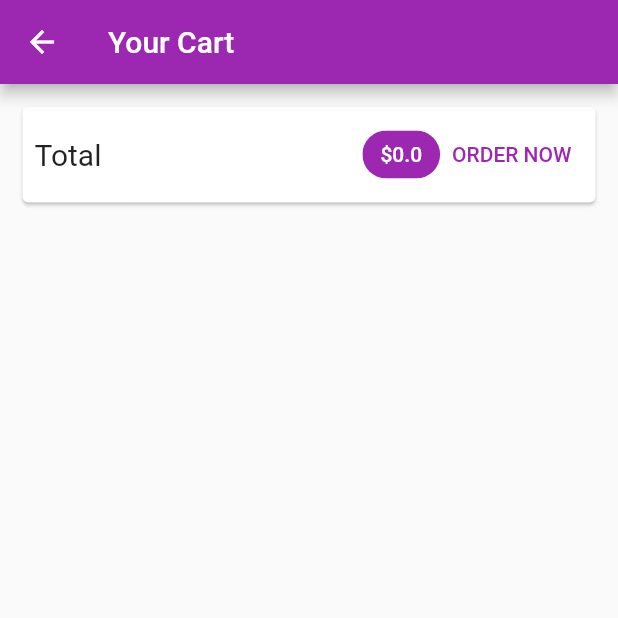
After one commit to jimforever/shop_flutter, a Flutter app: the CartScreen screen opened by its route, on a phone screen of 412 x 824 dp, the top half of it. The commit adds this screen. Run offline on Flutter 3.47's test engine with Material 2 defaults, Android fonts, the phone set to English and light mode, and no system bars; network calls fail.

Commit message:
lesson 205 Working on the Shopping Cart & Displaying a Total

```diff
--- a/lib/main.dart
+++ b/lib/main.dart
@@ -2,6 +2,7 @@ import 'package:flutter/material.dart';
 import 'package:provider/provider.dart';
 import 'package:shop_flutter/providers/cart.dart';
 import 'package:shop_flutter/providers/products.dart';
+import 'package:shop_flutter/screens/cart_screen.dart';
 import 'package:shop_flutter/screens/product_detail_screen.dart';
 import 'package:shop_flutter/screens/products_overview_screen.dart';
 
@@ -24,7 +25,10 @@ class MyApp extends StatelessWidget {
         theme: ThemeData(
             primarySwatch: Colors.purple, accentColor: Colors.deepOrange),
         home: ProductsOVerviewScreen(),
-        routes: {ProductDetailScreen.routeName: (ctx) => ProductDetailScreen()},
+        routes: {
+          ProductDetailScreen.routeName: (ctx) => ProductDetailScreen(),
+          CartScreen.routeName: (ctx) => CartScreen()
+        },
       ),
     );
   }
--- a/lib/providers/cart.dart
+++ b/lib/providers/cart.dart
@@ -23,6 +23,14 @@ class Cart with ChangeNotifier {
     return _items.length;
   }
 
+  double get totalAmount {
+    var total = 0.0;
+    _items.forEach((key, cartItem) {
+      total += cartItem.price * cartItem.quantity;
+    });
+    return total;
+  }
+
   void addItem(String productId, double price, String title) {
     if (_items.containsKey(productId)) {
       _items.update(
--- /dev/null
+++ b/lib/screens/cart_screen.dart
@@ -0,0 +1,52 @@
+import 'package:flutter/material.dart';
+import 'package:provider/provider.dart';
+
+import '../providers/cart.dart';
+
+class CartScreen extends StatelessWidget {
+  static const routeName = '/cart';
+  @override
+  Widget build(BuildContext context) {
+    final cart = Provider.of<Cart>(context);
+    return Scaffold(
+      appBar: AppBar(title: Text("Your Cart")),
+      body: Column(
+        children: [
+          Card(
+            margin: EdgeInsets.all(15),
+            child: Padding(
+              padding: EdgeInsets.all(8),
+              child: Row(
+                mainAxisAlignment: MainAxisAlignment.spaceBetween,
+                children: [
+                  Text(
+                    'Total',
+                    style: TextStyle(fontSize: 20),
+                  ),
+                  Spacer(),
+                  Chip(
+                    label: Text(
+                      '\$${cart.totalAmount}',
+                      style: TextStyle(
+                          color: Theme.of(context)
+                              .primaryTextTheme
+                              .headline6
+                              ?.color),
+                    ),
+                    backgroundColor: Theme.of(context).primaryColor,
+                  ),
+                  TextButton(
+                      onPressed: () {},
+                      child: Text(
+                        'ORDER NOW',
+                        style: TextStyle(color: Theme.of(context).primaryColor),
+                      ))
+                ],
+              ),
+            ),
+          )
+        ],
+      ),
+    );
+  }
+}
--- a/lib/screens/products_overview_screen.dart
+++ b/lib/screens/products_overview_screen.dart
@@ -1,5 +1,6 @@
 import 'package:flutter/material.dart';
 import 'package:provider/provider.dart';
+import 'package:shop_flutter/screens/cart_screen.dart';
 import 'package:shop_flutter/widgets/badge.dart';
 
 import '../providers/cart.dart';
@@ -50,7 +51,9 @@ class _ProductsOVerviewScreenState extends State<ProductsOVerviewScreen> {
           ),
           child: IconButton(
             icon: Icon(Icons.shopping_cart),
-            onPressed: () {},
+            onPressed: () {
+              Navigator.of(context).pushNamed(CartScreen.routeName);
+            },
           ),
         )
       ]),
```
